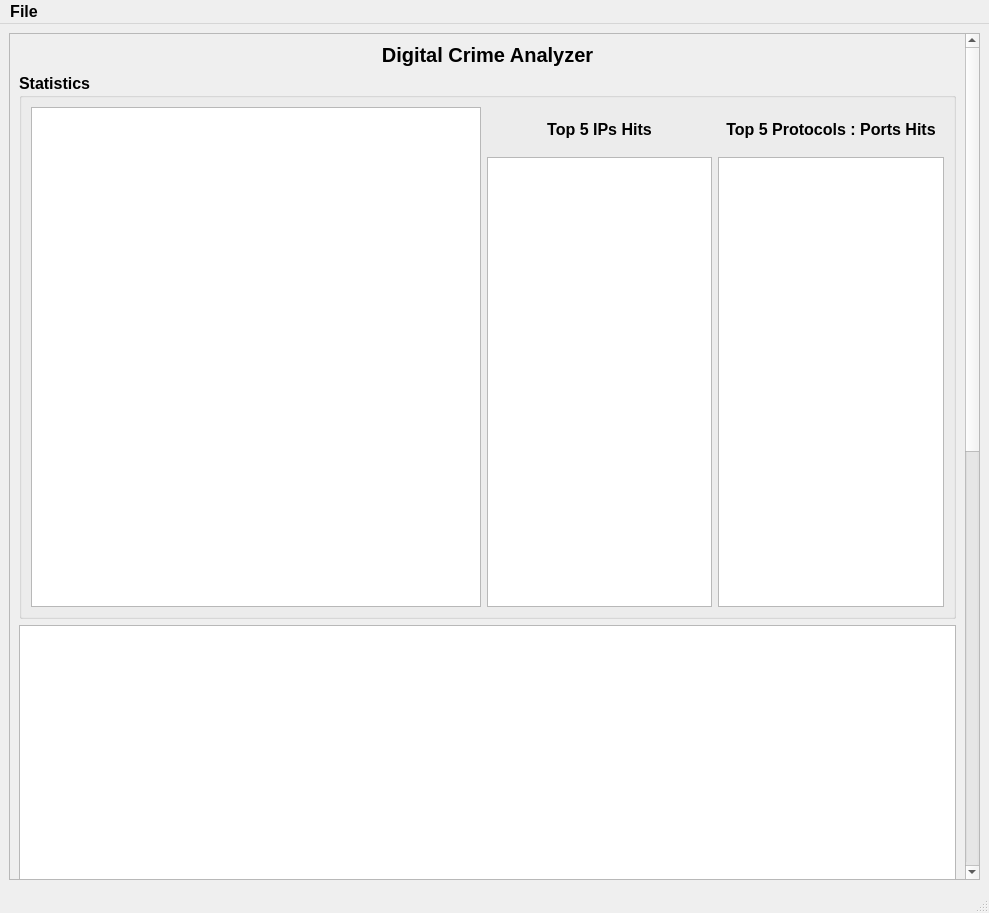
Old version of the form client/gui/main.ui in the repository bitxer/ICT1002-Py.
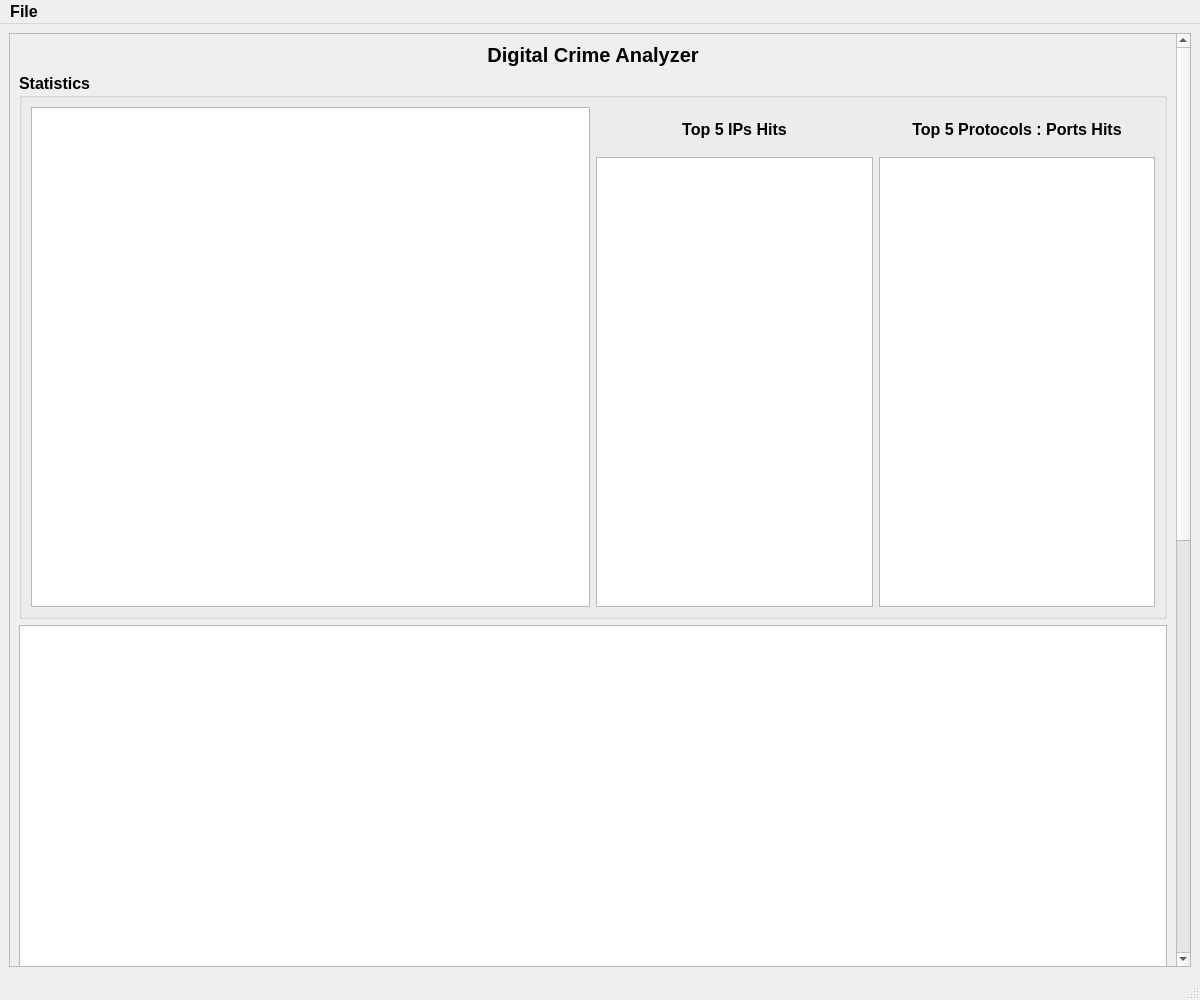
New version of the form. Custom widgets are drawn as their Qt base class.

Patch:
```diff
--- a/client/gui/main.ui
+++ b/client/gui/main.ui
@@ -6,8 +6,8 @@
    <rect>
     <x>0</x>
     <y>0</y>
-    <width>989</width>
-    <height>913</height>
+    <width>1200</width>
+    <height>1000</height>
    </rect>
   </property>
   <property name="sizePolicy">
@@ -16,6 +16,12 @@
     <verstretch>0</verstretch>
    </sizepolicy>
   </property>
+  <property name="minimumSize">
+   <size>
+    <width>1200</width>
+    <height>1000</height>
+   </size>
+  </property>
   <property name="font">
    <font>
     <pointsize>12</pointsize>
@@ -37,8 +43,8 @@
        <property name="geometry">
         <rect>
          <x>0</x>
-         <y>-886</y>
-         <width>954</width>
+         <y>0</y>
+         <width>1163</width>
          <height>1709</height>
         </rect>
        </property>
@@ -544,8 +550,8 @@
     <rect>
      <x>0</x>
      <y>0</y>
-     <width>989</width>
-     <height>27</height>
+     <width>1200</width>
+     <height>21</height>
     </rect>
    </property>
    <widget class="QMenu" name="menuFile">
```
